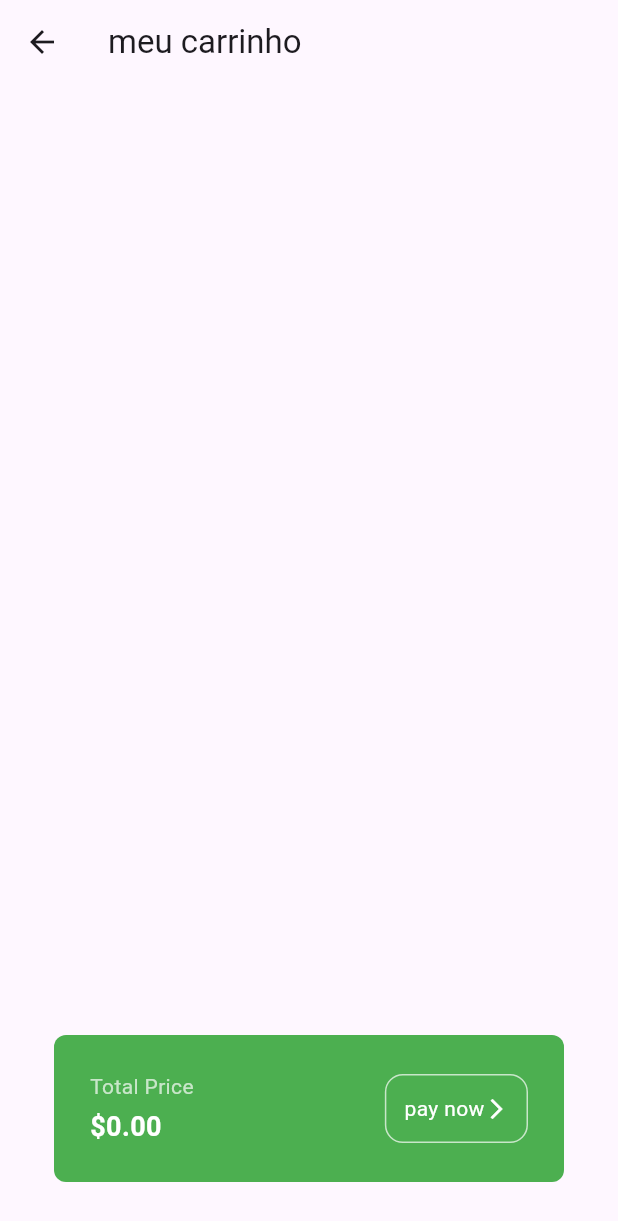
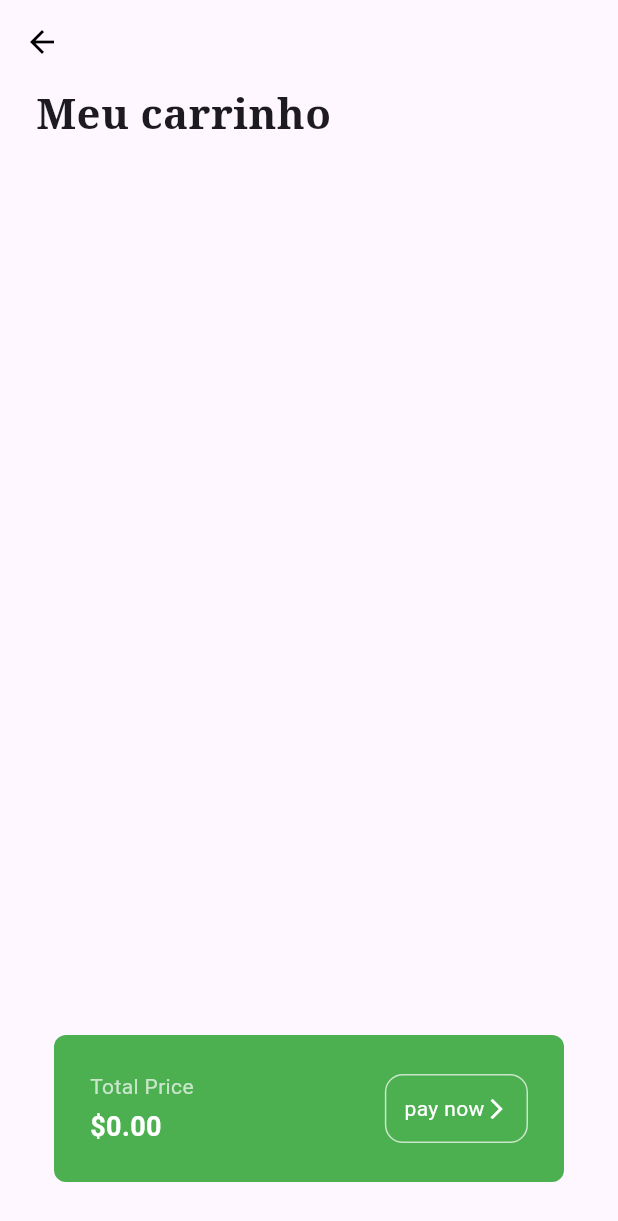
Before and after one commit to leonardoXimenes/flutter_app_mercado, a Flutter app: the CartPage screen opened directly, on a phone screen of 412 x 824 dp. Shown: the top 1221 px of the screen. Run offline on Flutter 3.47's test engine with Material 3 defaults, Android fonts, the light colour scheme and no system bars; our stand-ins replace google_fonts.

Commit message:
commit final

```diff
--- a/lib/pages/cart_page.dart
+++ b/lib/pages/cart_page.dart
@@ -1,5 +1,6 @@
 import 'package:flutter/material.dart';
 import 'package:flutter_app_mercado/model/cart_model.dart';
+import 'package:google_fonts/google_fonts.dart';
 import 'package:provider/provider.dart';
 
 class CartPage extends StatelessWidget {
@@ -8,11 +9,26 @@ class CartPage extends StatelessWidget {
 @override
   Widget build(BuildContext context) {
     return  Scaffold(
-      appBar: AppBar(title: Text('meu carrinho'),),
+      appBar: AppBar(
+        backgroundColor: Colors.transparent,
+        elevation: 0,
+        iconTheme: const IconThemeData(color: Colors.black),
+      ),
       body: Consumer<CartModel>(
         builder: (context, value, child){
         return Column(
+          crossAxisAlignment: CrossAxisAlignment.start,
         children: [
+          Padding(
+              padding: const EdgeInsets.symmetric(horizontal: 24.0),
+              child: Text(
+                "Meu carrinho",
+                style: GoogleFonts.notoSerif(
+                fontSize: 28,
+                fontWeight:  FontWeight.bold,
+                ),
+              ),
+            ),
           // list of cart items
         Expanded(
           child: ListView.builder(
--- a/lib/pages/home_page.dart
+++ b/lib/pages/home_page.dart
@@ -3,7 +3,6 @@ import 'package:flutter_app_mercado/components/grocery_item_tile.dart';
 import 'package:flutter_app_mercado/model/cart_model.dart';
 import 'package:google_fonts/google_fonts.dart';
 import 'package:provider/provider.dart';
-
 import 'cart_page.dart';
 
 class HomePage extends StatelessWidget {
```
